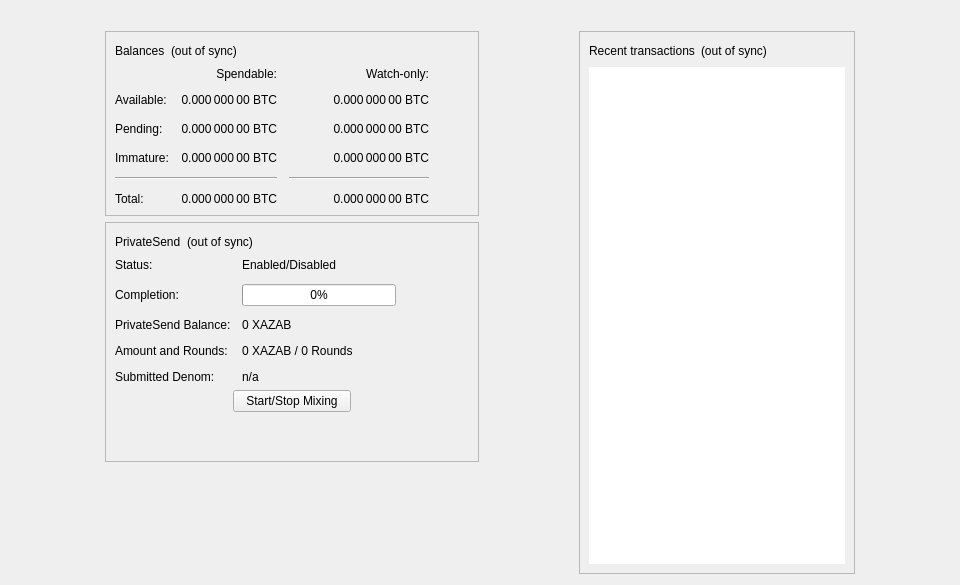
Old version of the form src/qt/forms/overviewpage.ui in the repository xazab/xazab.
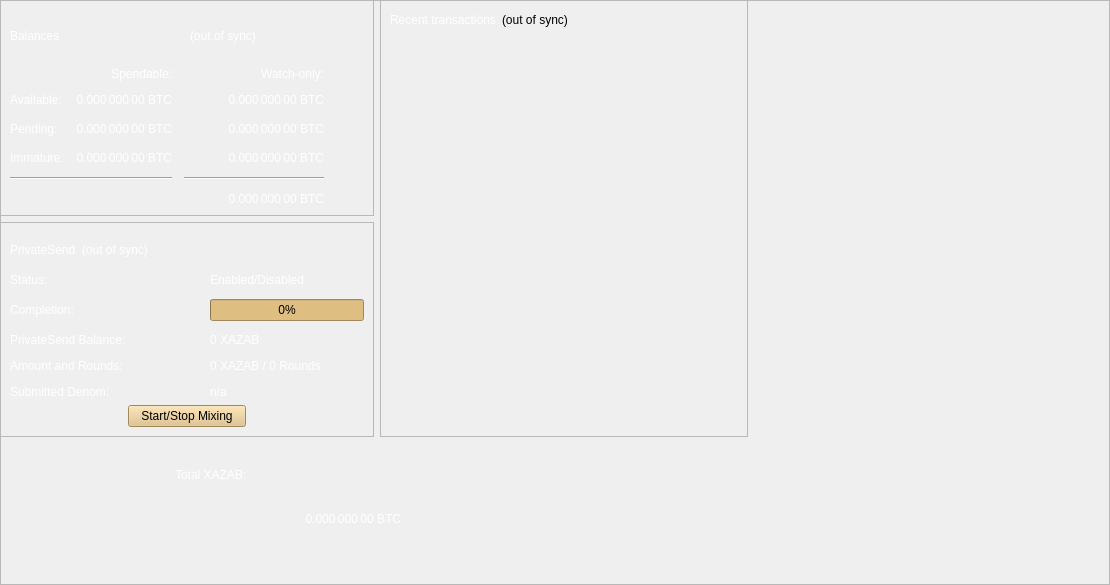
New version of the form. Icons and pictures are not drawn.

What changed in the file:
```diff
--- a/src/qt/forms/overviewpage.ui
+++ b/src/qt/forms/overviewpage.ui
@@ -6,22 +6,34 @@
    <rect>
     <x>0</x>
     <y>0</y>
-    <width>960</width>
+    <width>1110</width>
     <height>585</height>
    </rect>
   </property>
   <property name="minimumSize">
    <size>
-    <width>960</width>
-    <height>0</height>
+    <width>1110</width>
+    <height>585</height>
+   </size>
+  </property>
+  <property name="maximumSize">
+   <size>
+    <width>1110</width>
+    <height>585</height>
    </size>
   </property>
   <property name="windowTitle">
    <string>Form</string>
   </property>
-  <layout class="QVBoxLayout" name="topLayout">
-   <item>
     <widget class="QLabel" name="labelAlerts">
+   <property name="geometry">
+    <rect>
+     <x>0</x>
+     <y>0</y>
+     <width>16</width>
+     <height>23</height>
+    </rect>
+   </property>
      <property name="visible">
       <bool>false</bool>
      </property>
@@ -35,37 +47,31 @@
       <set>Qt::TextSelectableByMouse</set>
      </property>
     </widget>
-   </item>
-   <item>
-    <layout class="QHBoxLayout" name="horizontalLayout" stretch="1,0,1,0,1">
-     <item>
-      <spacer name="horizontalSpacerLeft">
-       <property name="orientation">
-        <enum>Qt::Horizontal</enum>
-       </property>
-       <property name="sizeType">
-        <enum>QSizePolicy::Preferred</enum>
-       </property>
-       <property name="sizeHint" stdset="0">
-        <size>
-         <width>10</width>
-         <height>20</height>
-        </size>
-       </property>
-      </spacer>
-     </item>
+  <widget class="QWidget" name="layoutWidget">
+   <property name="geometry">
+    <rect>
+     <x>0</x>
+     <y>0</y>
+     <width>748</width>
+     <height>437</height>
+    </rect>
+   </property>
+   <layout class="QHBoxLayout" name="horizontalLayout" stretch="0,0">
      <item>
       <layout class="QVBoxLayout" name="verticalLayout_2">
        <item>
         <widget class="QFrame" name="frame">
+        <property name="styleSheet">
+         <string notr="true">color: rgb(255, 255, 255);</string>
+        </property>
          <property name="frameShape">
           <enum>QFrame::StyledPanel</enum>
          </property>
          <property name="frameShadow">
           <enum>QFrame::Raised</enum>
          </property>
-         <layout class="QVBoxLayout" name="verticalLayout_4">
-          <item>
+        <layout class="QGridLayout" name="gridLayout_2">
+         <item row="0" column="0">
            <layout class="QHBoxLayout" name="horizontalLayout_4">
             <item>
              <widget class="QLabel" name="label_5">
@@ -87,22 +93,9 @@
               </property>
              </widget>
             </item>
-            <item>
-             <spacer name="horizontalSpacer_3">
-              <property name="orientation">
-               <enum>Qt::Horizontal</enum>
-              </property>
-              <property name="sizeHint" stdset="0">
-               <size>
-                <width>40</width>
-                <height>20</height>
-               </size>
-              </property>
-             </spacer>
-            </item>
-           </layout>
-          </item>
-          <item>
+          </layout>
+         </item>
+         <item row="1" column="0">
            <layout class="QGridLayout" name="gridLayout">
             <property name="spacing">
              <number>12</number>
@@ -190,13 +183,6 @@
               </property>
              </widget>
             </item>
-            <item row="5" column="0">
-             <widget class="QLabel" name="labelTotalText">
-              <property name="text">
-               <string>Total:</string>
-              </property>
-             </widget>
-            </item>
             <item row="3" column="1">
              <widget class="QLabel" name="labelImmature">
               <property name="cursor">
@@ -236,25 +222,6 @@
               </property>
              </widget>
             </item>
-            <item row="5" column="1">
-             <widget class="QLabel" name="labelTotal">
-              <property name="cursor">
-               <cursorShape>IBeamCursor</cursorShape>
-              </property>
-              <property name="toolTip">
-               <string>Your current total balance</string>
-              </property>
-              <property name="text">
-               <string notr="true">0.000 000 00 BTC</string>
-              </property>
-              <property name="alignment">
-               <set>Qt::AlignRight|Qt::AlignTrailing|Qt::AlignVCenter</set>
-              </property>
-              <property name="textInteractionFlags">
-               <set>Qt::LinksAccessibleByMouse|Qt::TextSelectableByKeyboard|Qt::TextSelectableByMouse</set>
-              </property>
-             </widget>
-            </item>
             <item row="5" column="2">
              <widget class="QLabel" name="labelWatchTotal">
               <property name="cursor">
@@ -356,6 +323,9 @@
          <property name="layoutDirection">
           <enum>Qt::LeftToRight</enum>
          </property>
+        <property name="styleSheet">
+         <string notr="true">color: rgb(255, 255, 255);</string>
+        </property>
          <property name="frameShape">
           <enum>QFrame::StyledPanel</enum>
          </property>
@@ -401,10 +371,7 @@
            </layout>
           </item>
           <item>
-           <layout class="QFormLayout" name="privateSendFormLayout">
-            <property name="fieldGrowthPolicy">
-             <enum>QFormLayout::AllNonFixedFieldsGrow</enum>
-            </property>
+          <layout class="QGridLayout" name="gridLayout_4">
             <property name="horizontalSpacing">
              <number>11</number>
             </property>
@@ -440,6 +407,10 @@
                 <height>16777215</height>
                </size>
               </property>
+             <property name="styleSheet">
+              <string notr="true">background-color: rgb(223, 191, 129);
+color: rgb(0, 0, 0);</string>
+             </property>
               <property name="value">
                <number>0</number>
               </property>
@@ -523,6 +494,10 @@
                   <verstretch>0</verstretch>
                  </sizepolicy>
                 </property>
+               <property name="styleSheet">
+                <string notr="true">background-color: rgb(223, 191, 129);
+color: rgb(0, 0, 0);</string>
+               </property>
                 <property name="text">
                  <string>Start/Stop Mixing</string>
                 </property>
@@ -543,52 +518,13 @@
               </item>
              </layout>
             </item>
-            <item>
-             <spacer name="verticalSpacer_3">
-              <property name="orientation">
-               <enum>Qt::Vertical</enum>
-              </property>
-              <property name="sizeHint" stdset="0">
-               <size>
-                <width>20</width>
-                <height>40</height>
-               </size>
-              </property>
-             </spacer>
-            </item>
            </layout>
           </item>
          </layout>
         </widget>
        </item>
-       <item>
-        <spacer name="verticalSpacer">
-         <property name="orientation">
-          <enum>Qt::Vertical</enum>
-         </property>
-         <property name="sizeHint" stdset="0">
-          <size>
-           <width>20</width>
-           <height>40</height>
-          </size>
-         </property>
-        </spacer>
-       </item>
-      </layout>
-     </item>
-     <item>
-      <spacer name="horizontalSpacerCenter">
-       <property name="orientation">
-        <enum>Qt::Horizontal</enum>
-       </property>
-       <property name="sizeHint" stdset="0">
-        <size>
-         <width>10</width>
-         <height>20</height>
-        </size>
-       </property>
-      </spacer>
-     </item>
+     </layout>
+    </item>
      <item>
       <layout class="QVBoxLayout" name="verticalLayout_3">
        <item>
@@ -604,6 +540,9 @@
            <layout class="QHBoxLayout" name="horizontalLayout_2">
             <item>
              <widget class="QLabel" name="label_4">
+             <property name="styleSheet">
+              <string notr="true">color: rgb(255, 255, 255);</string>
+             </property>
               <property name="text">
                <string>Recent transactions</string>
               </property>
@@ -639,6 +578,17 @@
           </item>
           <item>
            <widget class="QListView" name="listTransactions">
+           <property name="maximumSize">
+            <size>
+             <width>16777215</width>
+             <height>16777215</height>
+            </size>
+           </property>
+           <property name="styleSheet">
+            <string notr="true">background-color: transparent;
+color: rgb(255, 255, 255);
+font: 10pt &quot;Ubuntu&quot;;</string>
+           </property>
             <property name="frameShape">
              <enum>QFrame::NoFrame</enum>
             </property>
@@ -658,26 +608,93 @@
        </item>
       </layout>
      </item>
-     <item>
-      <spacer name="horizontalSpacerRight">
-       <property name="orientation">
-        <enum>Qt::Horizontal</enum>
-       </property>
-       <property name="sizeType">
-        <enum>QSizePolicy::Preferred</enum>
-       </property>
-       <property name="sizeHint" stdset="0">
+   </layout>
+  </widget>
+  <widget class="QLabel" name="labelTotalText">
+   <property name="geometry">
+    <rect>
+     <x>175</x>
+     <y>460</y>
+     <width>144</width>
+     <height>30</height>
+    </rect>
+   </property>
+   <property name="styleSheet">
+    <string notr="true">font: 63 18pt &quot;URW Gothic L&quot;;
+color: rgb(255, 255, 255);</string>
+   </property>
+   <property name="text">
+    <string>Total XAZAB:</string>
+   </property>
+  </widget>
+  <widget class="QLabel" name="labelTotal">
+   <property name="geometry">
+    <rect>
+     <x>120</x>
+     <y>499</y>
+     <width>281</width>
+     <height>41</height>
+    </rect>
+   </property>
+   <property name="cursor">
+    <cursorShape>IBeamCursor</cursorShape>
+   </property>
+   <property name="toolTip">
+    <string>Your current total balance</string>
+   </property>
+   <property name="styleSheet">
+    <string notr="true">font: 63 22pt &quot;URW Gothic L&quot;;
+color: rgb(255, 255, 255);</string>
+   </property>
+   <property name="text">
+    <string notr="true">0.000 000 00 BTC</string>
+   </property>
+   <property name="alignment">
+    <set>Qt::AlignRight|Qt::AlignTrailing|Qt::AlignVCenter</set>
+   </property>
+   <property name="textInteractionFlags">
+    <set>Qt::LinksAccessibleByMouse|Qt::TextSelectableByKeyboard|Qt::TextSelectableByMouse</set>
+   </property>
+  </widget>
+  <widget class="QFrame" name="frame_3">
+   <property name="geometry">
+    <rect>
+     <x>0</x>
+     <y>0</y>
+     <width>1110</width>
+     <height>585</height>
+    </rect>
+   </property>
+   <property name="minimumSize">
         <size>
-         <width>10</width>
-         <height>20</height>
-        </size>
-       </property>
-      </spacer>
-     </item>
-    </layout>
-   </item>
-  </layout>
- </widget>
- <resources/>
+     <width>1110</width>
+     <height>585</height>
+    </size>
+   </property>
+   <property name="maximumSize">
+    <size>
+     <width>1110</width>
+     <height>585</height>
+    </size>
+   </property>
+   <property name="styleSheet">
+    <string notr="true">background-image: url(:/images/drkblue_walletFrame_bg);</string>
+   </property>
+   <property name="frameShape">
+    <enum>QFrame::StyledPanel</enum>
+   </property>
+   <property name="frameShadow">
+    <enum>QFrame::Raised</enum>
+   </property>
+  </widget>
+  <zorder>frame_3</zorder>
+  <zorder>labelAlerts</zorder>
+  <zorder>layoutWidget</zorder>
+  <zorder>labelTotalText</zorder>
+  <zorder>labelTotal</zorder>
+ </widget>
+ <resources>
+  <include location="../xazab.qrc"/>
+ </resources>
  <connections/>
 </ui>
```
Lines whose indentation alone changed are shown as unchanged.
